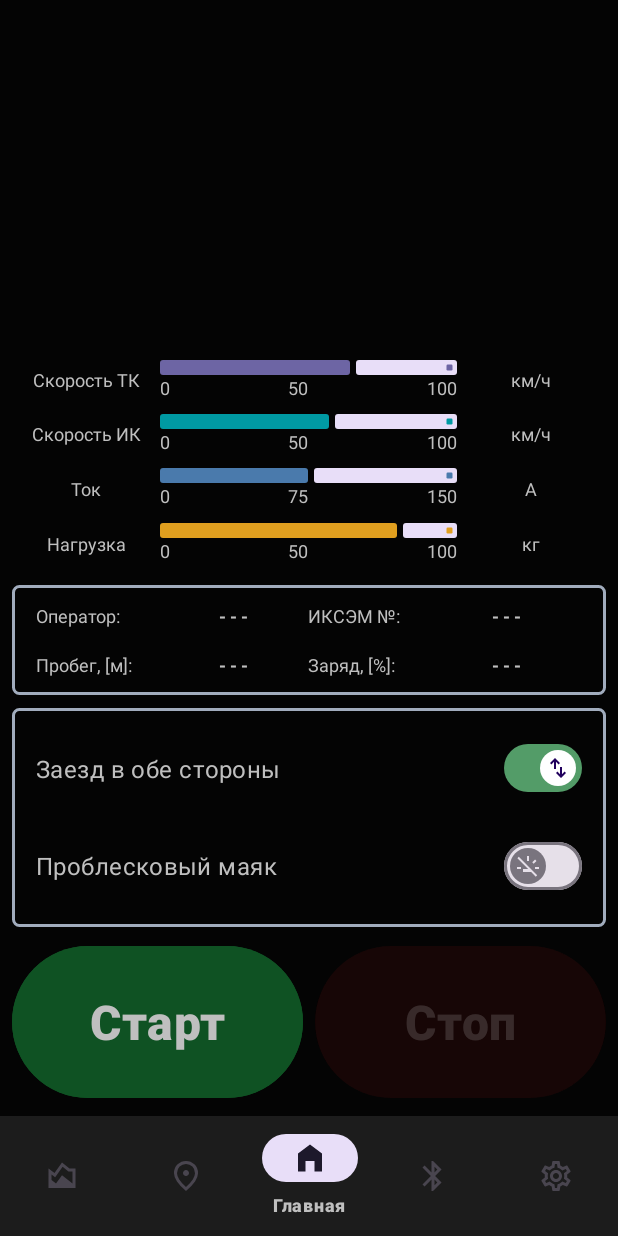
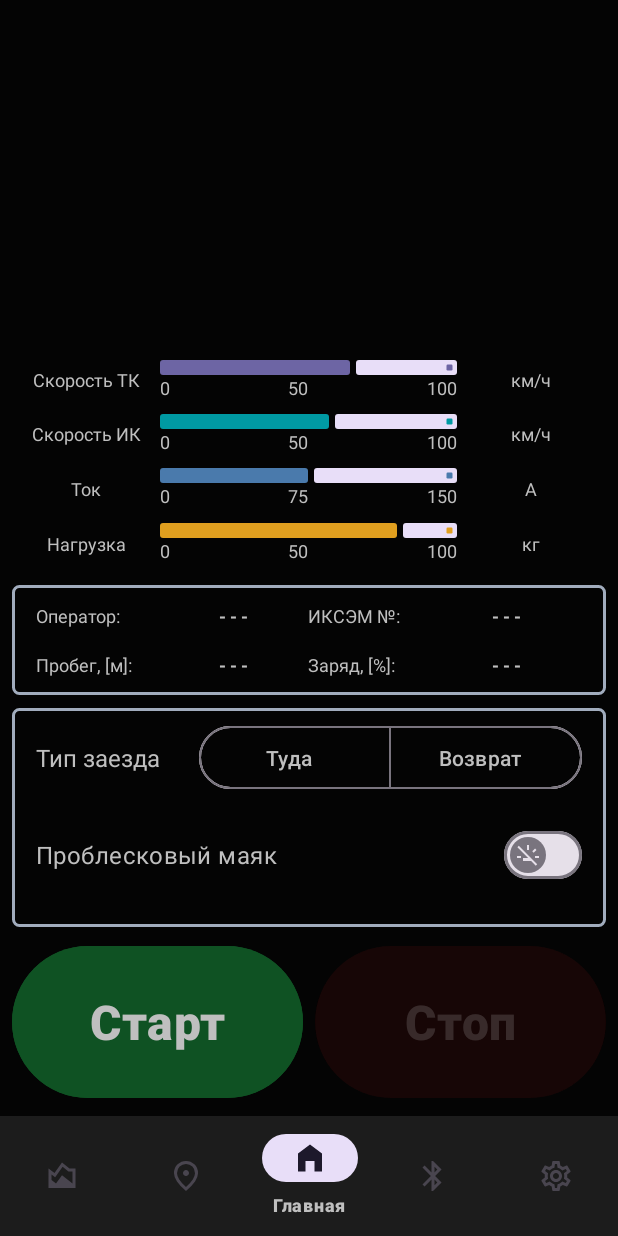
Before and after one commit to mkopichev/iksem_new, an Android app: the screen it shows after launch (MainActivity), on a phone screen of 412 x 824 dp. Run offline under Robolectric (Android 15) with nearby library versions, the phone set to English and light mode, and no system bars.

Commit message:
segmented buttons on home screen added

```diff
--- /dev/null
+++ b/iksem_software/app/src/main/res/drawable/button_general_segmented.xml
@@ -0,0 +1,5 @@
+<?xml version="1.0" encoding="utf-8"?>
+<selector xmlns:android="http://schemas.android.com/apk/res/android">
+    <item android:color="@color/blue_deep" android:state_enabled="true" android:state_selected="true" />
+    <item android:color="@color/blue_deep_disabled" android:state_enabled="false" />
+</selector>
--- a/iksem_software/app/src/main/res/layout/activity_calibration.xml
+++ b/iksem_software/app/src/main/res/layout/activity_calibration.xml
@@ -4,7 +4,8 @@
     xmlns:tools="http://schemas.android.com/tools"
     android:id="@+id/container_calibration"
     android:layout_width="match_parent"
-    android:layout_height="match_parent">
+    android:layout_height="match_parent"
+    android:keepScreenOn="true">
 
     <com.google.android.material.appbar.AppBarLayout
         android:layout_width="match_parent"
--- a/iksem_software/app/src/main/res/layout/activity_main.xml
+++ b/iksem_software/app/src/main/res/layout/activity_main.xml
@@ -3,9 +3,11 @@
     xmlns:app="http://schemas.android.com/apk/res-auto"
     android:id="@+id/container_main"
     android:layout_width="match_parent"
-    android:layout_height="match_parent">
+    android:layout_height="match_parent"
+    android:keepScreenOn="true">
 
     <androidx.core.widget.NestedScrollView
+        android:id="@+id/fragment_area"
         android:layout_width="match_parent"
         android:layout_height="0dp"
         android:layout_marginHorizontal="@dimen/activity_horizontal_margin"
@@ -36,6 +38,8 @@
         app:layout_constraintBottom_toBottomOf="parent"
         app:layout_constraintLeft_toLeftOf="parent"
         app:layout_constraintRight_toRightOf="parent"
+        app:layout_constraintTop_toBottomOf="@id/fragment_area"
+        app:layout_constraintVertical_bias="1"
         app:menu="@menu/bottom_nav_menu" />
 
 </androidx.constraintlayout.widget.ConstraintLayout>
--- a/iksem_software/app/src/main/res/layout/fragment_home.xml
+++ b/iksem_software/app/src/main/res/layout/fragment_home.xml
@@ -445,22 +445,49 @@
         app:layout_constraintStart_toStartOf="parent"
         app:layout_constraintTop_toBottomOf="@id/home_info_box">
 
-        <com.google.android.material.materialswitch.MaterialSwitch
-            style="@style/header_text_2"
+        <TableRow
             android:layout_width="match_parent"
-            android:layout_height="wrap_content"
-            android:layout_weight="0.5"
-            android:checked="true"
-            android:minHeight="50dp"
-            android:text="@string/home_both_ways_protocol"
-            android:textAlignment="textStart"
-            android:textColor="@color/background_text"
-            app:thumbIcon="@drawable/ic_switch_both_ways" />
+            android:layout_height="wrap_content">
+
+            <TextView
+                style="@style/header_text_2"
+                android:layout_width="0dp"
+                android:layout_height="match_parent"
+                android:layout_weight="0.3"
+                android:gravity="center|start"
+                android:text="@string/home_trip_type" />
+
+            <com.google.android.material.button.MaterialButtonToggleGroup
+                android:layout_width="0dp"
+                android:layout_height="wrap_content"
+                android:layout_weight="0.7"
+                app:selectionRequired="true"
+                app:singleSelection="true">
+
+                <com.google.android.material.button.MaterialButton
+                    style="@style/button_general_segmented"
+                    android:layout_width="0dp"
+                    android:layout_height="wrap_content"
+                    android:layout_weight="0.5"
+                    android:text="@string/home_trip_type_one_way"
+                    android:textSelectHandleLeft="@drawable/ic_button_apply" />
+
+                <com.google.android.material.button.MaterialButton
+                    style="@style/button_general_segmented"
+                    android:layout_width="0dp"
+                    android:layout_height="wrap_content"
+                    android:layout_weight="0.5"
+                    android:text="@string/home_trip_type_both_ways"
+                    android:textSelectHandleLeft="@drawable/ic_button_apply" />
+
+            </com.google.android.material.button.MaterialButtonToggleGroup>
+
+        </TableRow>
 
         <com.google.android.material.materialswitch.MaterialSwitch
             style="@style/header_text_2"
             android:layout_width="match_parent"
-            android:layout_height="wrap_content"
+            android:layout_height="0dp"
             android:layout_weight="0.5"
             android:checked="false"
             android:minHeight="50dp"
--- a/iksem_software/app/src/main/res/values/colors.xml
+++ b/iksem_software/app/src/main/res/values/colors.xml
@@ -4,7 +4,7 @@
     <color name="white">#FFFFFFFF</color>
     <color name="background">#040404</color>
     <color name="background_over">#1c1c1c</color>
-    <color name="background_over_disabled">#332d2f31</color>
+    <color name="background_over_disabled">#331c1c1c</color>
     <color name="background_text">#bfbfbf</color>
     <color name="background_text_disabled">#33bfbfbf</color>
     <color name="background_text_hint">#aabfbfbf</color>
--- a/iksem_software/app/src/main/res/values/strings.xml
+++ b/iksem_software/app/src/main/res/values/strings.xml
@@ -26,7 +26,7 @@
     <string name="button_unlock_settings">Разблокировать</string>
     <string name="home_start_button">Старт</string>
     <string name="home_stop_button">Стоп</string>
-    <string name="home_both_ways_protocol">Заезд в обе стороны</string>
+    <string name="home_trip_type">Тип заезда</string>
     <string name="home_light_on">Проблесковый маяк</string>
     <string name="settings_set_new_password">Задайте новый пароль</string>
     <string name="home_info_box_iksem_number">ИКСЭМ №:</string>
@@ -92,4 +92,6 @@
     <string name="settings_mm">" мм"</string>
     <string name="settings_percent" translatable="false">" %"</string>
     <string name="settings_password_hint">Пароль</string>
+    <string name="home_trip_type_one_way">Туда</string>
+    <string name="home_trip_type_both_ways">Возврат</string>
 </resources>
--- a/iksem_software/app/src/main/res/values/themes.xml
+++ b/iksem_software/app/src/main/res/values/themes.xml
@@ -77,6 +77,16 @@
         <item name="android:insetLeft">0dp</item>
     </style>
 
+    <style name="button_general_segmented" parent="Widget.Material3.Button.OutlinedButton.Icon">
+        <item name="android:minHeight">50dp</item>
+        <item name="android:gravity">center</item>
+        <item name="android:textColor">@drawable/background_text_color</item>
+        <item name="iconTint">?android:attr/textColor</item>
+        <item name="android:focusable">true</item>
+        <item name="android:clickable">true</item>
+        <item name="android:enabled">true</item>
+    </style>
+
     <style name="button_green" parent="button_general">
         <item name="android:backgroundTint">@drawable/button_green</item>
         <item name="android:focusable">true</item>
```
Also changed, not shown: 1 other file.
